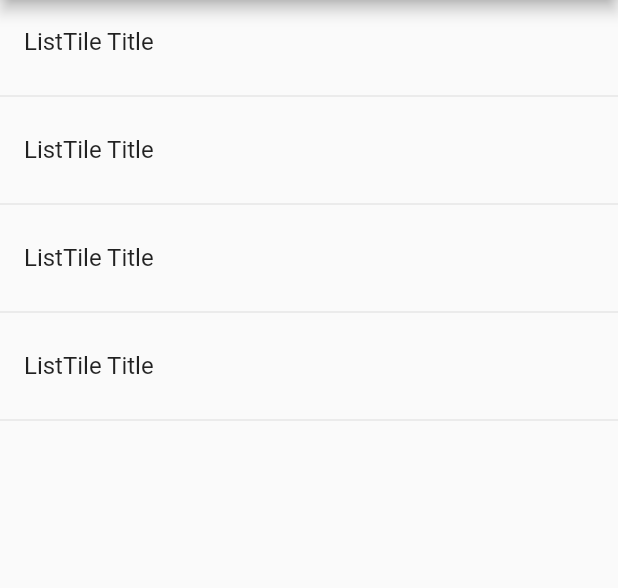
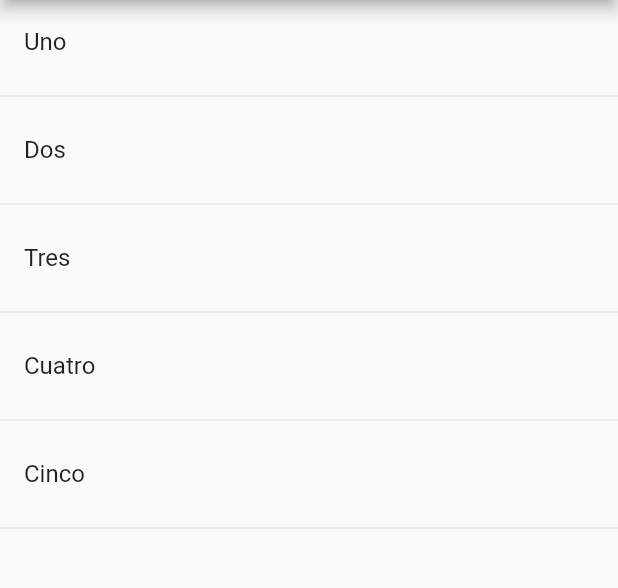
Before and after one commit to freddyarteaga/ComponentesFlutter, a Flutter app: the screen it shows after launch, on a phone screen of 412 x 824 dp, the part 84-672 px from its top. Run offline on Flutter 3.47's test engine with Material 2 defaults, Android fonts, the phone set to English and light mode, and no system bars.

Commit message:
crear listTiles apartir de una lista estatica

```diff
--- a/lib/src/pages/home_temp.dart
+++ b/lib/src/pages/home_temp.dart
@@ -1,32 +1,31 @@
 import 'package:flutter/material.dart';
 
 class HomePageTemp extends StatelessWidget {
+  final opciones = ['Uno', 'Dos', 'Tres', 'Cuatro', 'Cinco'];
+
   @override
   Widget build(BuildContext context) {
     return Scaffold(
       appBar: AppBar(
         title: Text('Componentes Temp'),
       ),
-      body: ListView(
-        children: [
-          ListTile(
-            title: Text('ListTile Title'),
-          ),
-          Divider(),
-          ListTile(
-            title: Text('ListTile Title'),
-          ),
-          Divider(),
-          ListTile(
-            title: Text('ListTile Title'),
-          ),
-          Divider(),
-          ListTile(
-            title: Text('ListTile Title'),
-          ),
-          Divider(),
-        ],
-      ),
+      body: ListView(children: _crearItems()),
     );
   }
+
+  List<Widget> _crearItems() {
+    List<Widget> lista = new List<Widget>();
+
+    for (String opt in opciones) {
+      final tempWidget = ListTile(
+        title: Text(opt),
+      );
+
+      lista..add(tempWidget)..add(Divider());
+    }
+
+    return lista;
+  }
+
+  List<Widget> crearItemsCorta() {}
 }
```
